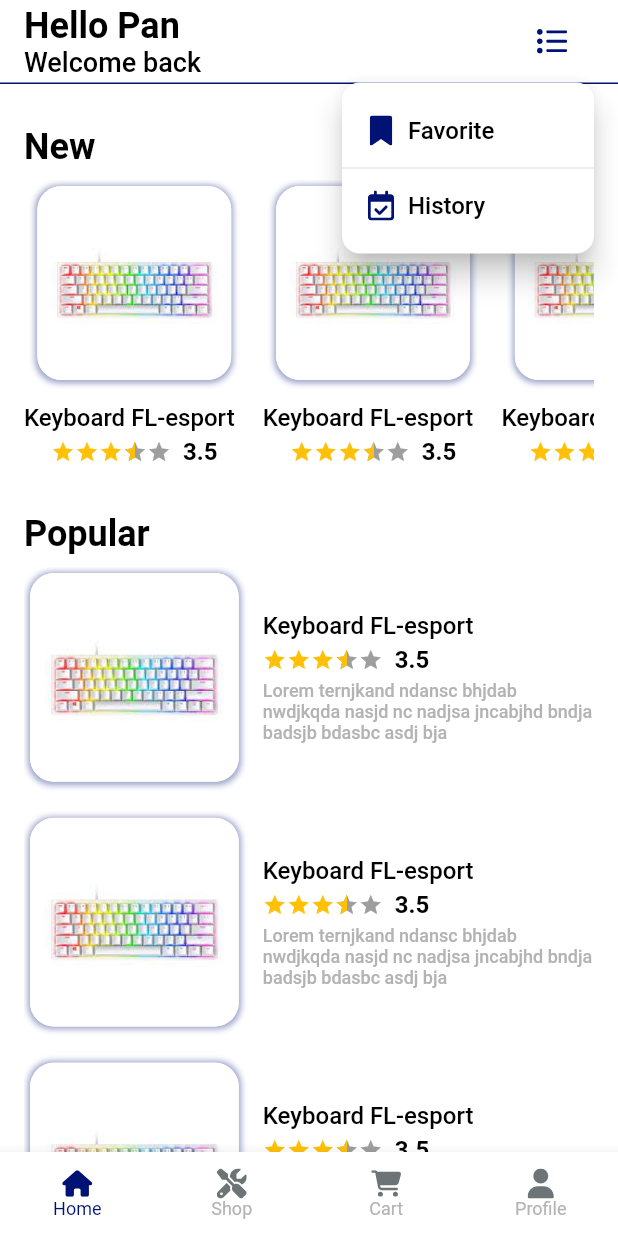
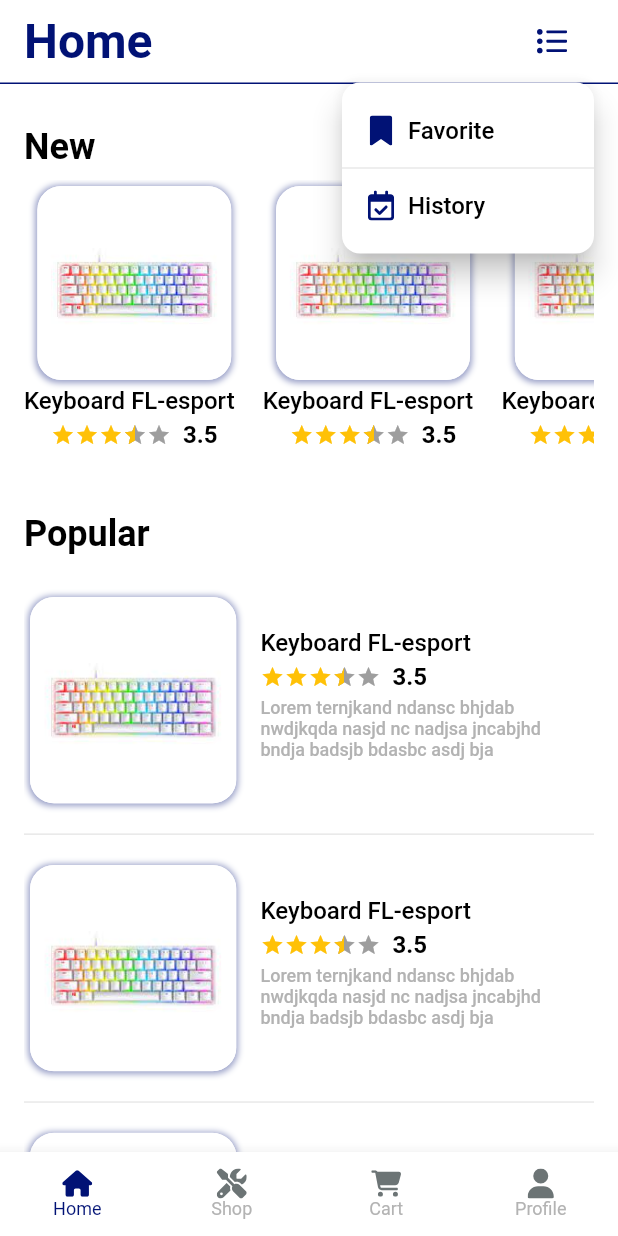
Before and after one commit to dong-dam-0079/flutter_shop_calendar, a Flutter app: the screen it shows after launch, after a tap on an icon or button, on a phone screen of 412 x 824 dp. Run offline on Flutter 3.47's test engine with Material 2 defaults, Android fonts, the phone set to English and light mode, and no system bars; drawn by our look-alikes of flutter_rating_bar; our stand-ins replace dio, fluro, flutter_svg, get, get_it, injectable and 3 more; Roboto replaces fonts that are missing (NotoSansJP).

Commit message:
feat: create common item list shop

```diff
--- a/lib/l10n/intl_en.arb
+++ b/lib/l10n/intl_en.arb
@@ -8,5 +8,6 @@
   "title_new": "New",
   "title_popular": "Popular",
   "tab_device": "Device",
-  "tab_service": "Service"
+  "tab_service": "Service",
+  "button_add_to_cart": "Add to cart"
 }
--- a/lib/presentation/view/detail/detail_view.dart
+++ b/lib/presentation/view/detail/detail_view.dart
@@ -8,6 +8,7 @@ import 'package:shop_laptop_project/presentation/widgets/common_gaps.dart';
 import 'package:shop_laptop_project/presentation/widgets/common_text_styles.dart';
 
 import '../../../common/res/colors.dart';
+import '../../../generated/l10n.dart';
 
 class DetailView extends StatefulWidget {
   const DetailView({Key? key}) : super(key: key);
@@ -26,19 +27,24 @@ class _DetailScreenState extends State<DetailView> {
       extendBodyBehindAppBar: true,
       body: Stack(
         children: [
-          SizedBox(
-            height: hImage,
-            width: double.infinity,
-            child: Image.asset(
-              Assets.imgChair,
-              fit: BoxFit.fill,
+          Hero(
+            tag: 'hero',
+            child: SizedBox(
+              height: hImage,
+              width: double.infinity,
+              child: Image.asset(
+                Assets.imgChair,
+                fit: BoxFit.fill,
+              ),
             ),
           ),
           Positioned(
             top: kTextTabBarHeight,
             left: DimensRes.sp20,
             child: IconButton(
-              onPressed: () {},
+              onPressed: () {
+                Navigator.pop(context);
+              },
               icon: SvgPicture.asset(
                 Assets.icBack,
                 height: DimensRes.sp24,
@@ -130,7 +136,7 @@ class _DetailScreenState extends State<DetailView> {
               width: double.infinity,
               child: CommonButton(
                 onPressed: () {},
-                title: 'Add to cart',
+                title: S.current.button_add_to_cart,
               ),
             )
           ],
--- a/lib/presentation/view/home/home_view.dart
+++ b/lib/presentation/view/home/home_view.dart
@@ -1,8 +1,8 @@
 import 'package:flutter/material.dart';
-import 'package:flutter_rating_bar/flutter_rating_bar.dart';
 import 'package:flutter_svg/flutter_svg.dart';
 import 'package:shop_laptop_project/config/router/routers/home_router.dart';
 import 'package:shop_laptop_project/presentation/widgets/common_app_bar.dart';
+import 'package:shop_laptop_project/presentation/widgets/common_list_shop.dart';
 import 'package:shop_laptop_project/presentation/widgets/common_text_styles.dart';
 
 import '../../../common/constants/assets.dart';
@@ -47,8 +47,10 @@ class _HomeViewState extends State<HomeView> {
               style: CommonTextStyles.largeBold,
             ),
             Gaps.vGap8,
-            Expanded(
-              child: _buildListPopular(),
+            const Expanded(
+              child: CommonListShop(
+                isVertical: true,
+              ),
             ),
           ],
         ),
@@ -92,123 +94,13 @@ class _HomeViewState extends State<HomeView> {
                   ),
                 ),
               ),
-              Expanded(
-                child: _buildContentList(),
+              const Expanded(
+                child: CommonItemList(isVertical: false),
               ),
             ],
           ),
         );
       },
-    );
-  }
-
-  Widget _buildListPopular() {
-    return ListView.builder(
-      itemCount: 5,
-      shrinkWrap: true,
-      itemBuilder: (context, index) {
-        return Container(
-          width: double.infinity,
-          padding: const EdgeInsets.only(bottom: DimensRes.sp16),
-          child: Row(
-            mainAxisSize: MainAxisSize.min,
-            children: [
-              Expanded(
-                flex: 2,
-                child: Container(
-                  margin: const EdgeInsets.all(DimensRes.sp4),
-                  decoration: BoxDecoration(
-                    borderRadius: BorderRadius.circular(DimensRes.sp16),
-                    color: ColorsRes.white,
-                    boxShadow: [
-                      BoxShadow(
-                        color: ColorsRes.primary.withOpacity(0.4),
-                        spreadRadius: 1,
-                        blurRadius: 3,
-                        offset: const Offset(0, 0.5),
-                      )
-                    ],
-                  ),
-                  child: ClipRRect(
-                    borderRadius: BorderRadius.circular(DimensRes.sp16),
-                    child: Image.asset(
-                      Assets.imgKeyboard,
-                      fit: BoxFit.fill,
-                    ),
-                  ),
-                ),
-              ),
-              Gaps.hGap12,
-              Expanded(
-                flex: 3,
-                child: _buildContentList(isVertical: true),
-              ),
-            ],
-          ),
-        );
-      },
-    );
-  }
-
-  Widget _buildContentList({
-    bool? isVertical,
-  }) {
-    return Column(
-      mainAxisSize: MainAxisSize.min,
-      mainAxisAlignment: isVertical ?? true
-          ? MainAxisAlignment.center
-          : MainAxisAlignment.start,
-      crossAxisAlignment: CrossAxisAlignment.start,
-      children: [
-        const Flexible(
-          child: Text(
-            'Keyboard FL-esport',
-            style: CommonTextStyles.medium,
-            maxLines: 1,
-            overflow: TextOverflow.ellipsis,
-          ),
-        ),
-        Gaps.vGap4,
-        Row(
-          mainAxisAlignment: isVertical ?? false
-              ? MainAxisAlignment.start
-              : MainAxisAlignment.center,
-          children: [
-            Flexible(
-              child: RatingBar.builder(
-                itemSize: DimensRes.sp16,
-                initialRating: 3.5,
-                minRating: 1,
-                direction: Axis.horizontal,
-                allowHalfRating: true,
-                itemCount: 5,
-                itemBuilder: (context, _) => const Icon(
-                  Icons.star,
-                  color: Colors.amber,
-                ),
-                onRatingUpdate: (rating) {},
-              ),
-            ),
-            Gaps.hGap8,
-            const Text(
-              '3.5',
-              style: CommonTextStyles.mediumBold,
-            ),
-          ],
-        ),
-        Gaps.vGap4,
-        Visibility(
-          visible: isVertical ?? false,
-          child: Flexible(
-            child: Text(
-              'Lorem ternjkand ndansc bhjdab nwdjkqda nasjd nc nadjsa jncabjhd bndja badsjb bdasbc asdj bja',
-              style: CommonTextStyles.small.copyWith(color: ColorsRes.textGray),
-              maxLines: 3,
-              overflow: TextOverflow.ellipsis,
-            ),
-          ),
-        ),
-      ],
     );
   }
 
@@ -219,14 +111,9 @@ class _HomeViewState extends State<HomeView> {
         padding: const EdgeInsets.only(left: DimensRes.sp16),
         child: Align(
           alignment: Alignment.centerLeft,
-          child: RichText(
-            text: const TextSpan(
-                text: 'Hello Pan\n',
-                style: CommonTextStyles.largeBold,
-                children: [
-                  TextSpan(
-                      text: 'Welcome back', style: CommonTextStyles.large18)
-                ]),
+          child: Text(
+            S.current.home,
+            style: CommonTextStyles.title,
           ),
         ),
       ),
--- a/lib/presentation/view/shop/shop_view.dart
+++ b/lib/presentation/view/shop/shop_view.dart
@@ -1,8 +1,11 @@
 import 'package:flutter/material.dart';
+import 'package:shop_laptop_project/presentation/widgets/common_list_shop.dart';
 
 import '../../../common/res/colors.dart';
 import '../../../common/res/dimens.dart';
 import '../../../generated/l10n.dart';
+import '../../widgets/common_app_bar.dart';
+import '../../widgets/common_gaps.dart';
 import '../../widgets/common_text_styles.dart';
 
 class ShopView extends StatefulWidget {
@@ -16,6 +19,7 @@ class _ShopViewState extends State<ShopView> {
   @override
   Widget build(BuildContext context) {
     return Scaffold(
+      appBar: _buildAppBar(),
       body: SafeArea(
         child: Padding(
           padding: const EdgeInsets.symmetric(horizontal: DimensRes.sp16),
@@ -24,10 +28,7 @@ class _ShopViewState extends State<ShopView> {
             child: Column(
               crossAxisAlignment: CrossAxisAlignment.start,
               children: [
-                const Text(
-                  'Home',
-                  style: CommonTextStyles.largeBold,
-                ),
+                Gaps.vLine,
                 _buildTabTitle(),
                 _buildTabView(),
               ],
@@ -38,12 +39,35 @@ class _ShopViewState extends State<ShopView> {
     );
   }
 
+  CommonAppBar _buildAppBar() {
+    return CommonAppBar(
+      automaticallyImplyLeading: false,
+      widgetTitle: Padding(
+        padding: const EdgeInsets.only(left: DimensRes.sp16),
+        child: Align(
+          alignment: Alignment.centerLeft,
+          child: Text(
+            S.current.shop,
+            style: CommonTextStyles.title,
+          ),
+        ),
+      ),
+      bottom: PreferredSize(
+        preferredSize: const Size.fromHeight(1),
+        child: Container(
+          color: ColorsRes.primary,
+          height: 1,
+        ),
+      ),
+    );
+  }
+
   Widget _buildTabTitle() {
     return Container(
       height: DimensRes.sp44,
       width: double.infinity,
       margin: const EdgeInsets.symmetric(
-        vertical: DimensRes.sp32,
+        vertical: DimensRes.sp16,
       ),
       padding: const EdgeInsets.all(DimensRes.sp4),
       decoration: const BoxDecoration(
@@ -88,8 +112,9 @@ class _ShopViewState extends State<ShopView> {
   }
 
   Widget _buildTabItem() {
-    return Container(
-      color: ColorsRes.red,
+    return const CommonListShop(
+      isVertical: true,
+      isShopButton: true,
     );
   }
 }
--- /dev/null
+++ b/lib/presentation/widgets/common_list_shop.dart
@@ -0,0 +1,164 @@
+import 'package:flutter/material.dart';
+import 'package:flutter_rating_bar/flutter_rating_bar.dart';
+import 'package:shop_laptop_project/config/router/routers/home_router.dart';
+import 'package:shop_laptop_project/presentation/widgets/common_button.dart';
+
+import '../../common/constants/assets.dart';
+import '../../common/res/colors.dart';
+import '../../common/res/dimens.dart';
+import '../../generated/l10n.dart';
+import 'common_gaps.dart';
+import 'common_text_styles.dart';
+
+class CommonListShop extends StatelessWidget {
+  const CommonListShop({
+    Key? key,
+    required this.isVertical,
+    this.isShopButton,
+  }) : super(key: key);
+
+  final bool isVertical;
+  final bool? isShopButton;
+
+  @override
+  Widget build(BuildContext context) {
+    return ListView.separated(
+      itemCount: 5,
+      shrinkWrap: true,
+      itemBuilder: (context, index) {
+        return InkWell(
+          onTap: () {
+            HomeRouter.goDetail(context);
+          },
+          child: Hero(
+            tag: 'hero',
+            child: Container(
+              width: double.infinity,
+              padding: const EdgeInsets.symmetric(vertical: DimensRes.sp16),
+              child: Row(
+                mainAxisSize: MainAxisSize.min,
+                children: [
+                  Expanded(
+                    flex: 2,
+                    child: Container(
+                      margin: const EdgeInsets.all(DimensRes.sp4),
+                      decoration: BoxDecoration(
+                        borderRadius: BorderRadius.circular(DimensRes.sp16),
+                        color: ColorsRes.white,
+                        boxShadow: [
+                          BoxShadow(
+                            color: ColorsRes.primary.withOpacity(0.4),
+                            spreadRadius: 1,
+                            blurRadius: 3,
+                            offset: const Offset(0, 0.5),
+                          )
+                        ],
+                      ),
+                      child: ClipRRect(
+                        borderRadius: BorderRadius.circular(DimensRes.sp16),
+                        child: Image.asset(
+                          Assets.imgKeyboard,
+                          fit: BoxFit.fill,
+                        ),
+                      ),
+                    ),
+                  ),
+                  Gaps.hGap12,
+                  Expanded(
+                    flex: 3,
+                    child: CommonItemList(
+                      isVertical: isVertical,
+                      isShopButton: isShopButton,
+                    ),
+                  ),
+                  Gaps.hGap4,
+                ],
+              ),
+            ),
+          ),
+        );
+      },
+      separatorBuilder: (BuildContext context, int index) => Gaps.vLine,
+    );
+  }
+}
+
+class CommonItemList extends StatelessWidget {
+  const CommonItemList({
+    super.key,
+    required this.isVertical,
+    this.isShopButton,
+  });
+
+  final bool isVertical;
+  final bool? isShopButton;
+
+  @override
+  Widget build(BuildContext context) {
+    return Column(
+      mainAxisSize: MainAxisSize.min,
+      crossAxisAlignment: CrossAxisAlignment.start,
+      children: [
+        const Flexible(
+          child: Text(
+            'Keyboard FL-esport',
+            style: CommonTextStyles.medium,
+            maxLines: 1,
+            overflow: TextOverflow.ellipsis,
+          ),
+        ),
+        Gaps.vGap4,
+        Row(
+          mainAxisAlignment:
+              isVertical ? MainAxisAlignment.start : MainAxisAlignment.center,
+          children: [
+            Flexible(
+              child: RatingBar.builder(
+                itemSize: DimensRes.sp16,
+                initialRating: 3.5,
+                minRating: 1,
+                direction: Axis.horizontal,
+                allowHalfRating: true,
+                itemCount: 5,
+                itemBuilder: (context, _) => const Icon(
+                  Icons.star,
+                  color: Colors.amber,
+                ),
+                onRatingUpdate: (rating) {},
+              ),
+            ),
+            Gaps.hGap8,
+            const Text(
+              '3.5',
+              style: CommonTextStyles.mediumBold,
+            ),
+          ],
+        ),
+        Gaps.vGap4,
+        Visibility(
+          visible: isVertical,
+          child: Flexible(
+            child: Text(
+              'Lorem ternjkand ndansc bhjdab nwdjkqda nasjd nc nadjsa jncabjhd bndja badsjb bdasbc asdj bja',
+              style: CommonTextStyles.small.copyWith(color: ColorsRes.textGray),
+              maxLines: 3,
+              overflow: TextOverflow.ellipsis,
+            ),
+          ),
+        ),
+        Gaps.vGap8,
+        Visibility(
+          visible: isShopButton ?? false,
+          child: SizedBox(
+            width: double.infinity,
+            child: CommonButton(
+              onPressed: () {},
+              title: S.current.button_add_to_cart,
+              padding: const EdgeInsets.symmetric(vertical: DimensRes.sp8),
+            ),
+          ),
+        ),
+      ],
+    );
+  }
+}
--- a/lib/presentation/widgets/common_text_styles.dart
+++ b/lib/presentation/widgets/common_text_styles.dart
@@ -7,6 +7,12 @@ class CommonTextStyles {
   static const primary = TextStyle(
     color: ColorsRes.primary,
     fontSize: DimensRes.sp16,
+  );
+
+  static const title = TextStyle(
+    color: ColorsRes.primary,
+    fontSize: DimensRes.sp32,
+    fontWeight: FontWeight.w700,
   );
 
   static const large = TextStyle(
--- a/pubspec.yaml
+++ b/pubspec.yaml
@@ -71,6 +71,7 @@ dependencies:
   cached_network_image: ^3.2.3
 
   flutter_rating_bar: ^4.0.1
+  google_fonts: ^4.0.4
 
 dev_dependencies:
   flutter_test:
```
Also changed, not shown: lib/generated/intl/messages_en.dart, lib/generated/l10n.dart.
